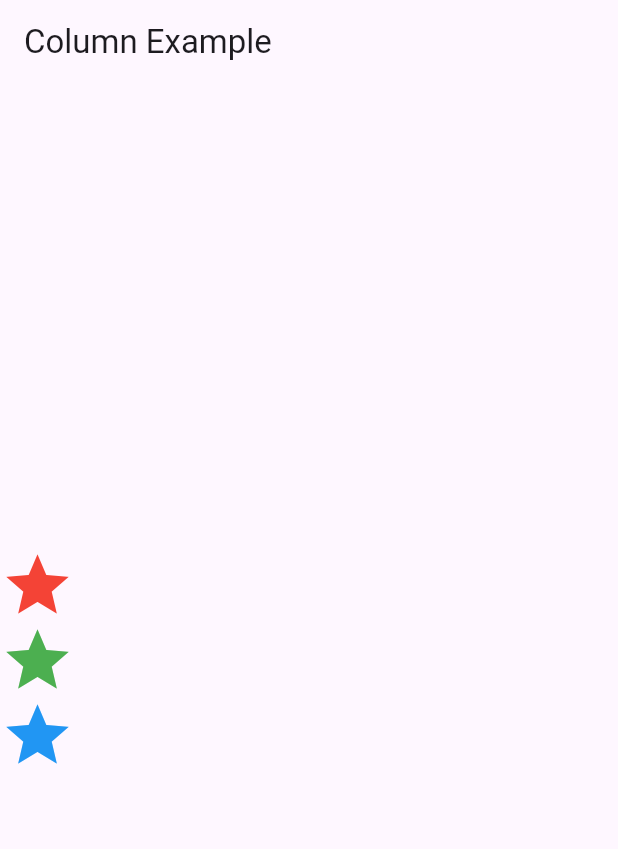
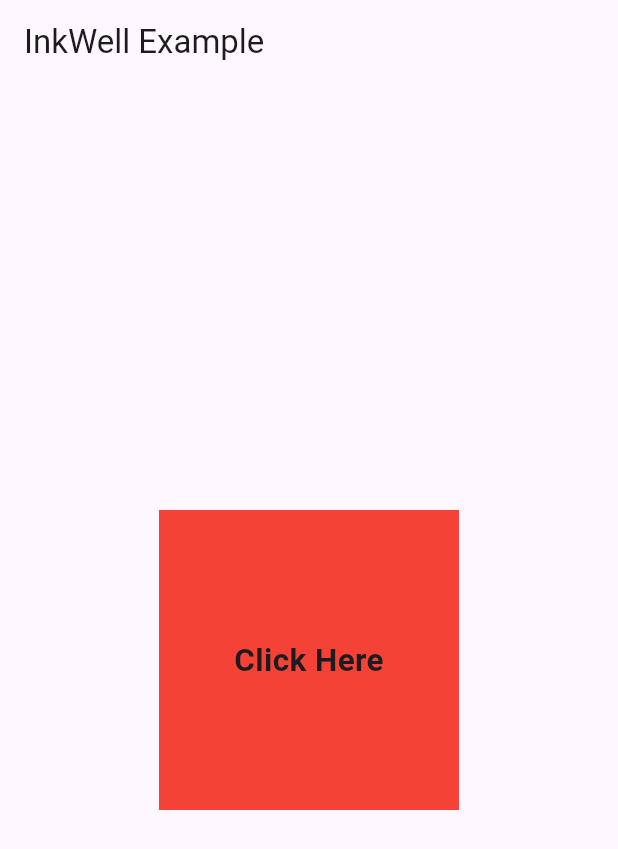
Before and after one commit to sazal11/Flutter_Basic, a Flutter app: the screen it shows after launch, on a phone screen of 412 x 824 dp. Shown: the top 849 px of the screen. Run offline on Flutter 3.47's test engine with Material 3 defaults, Android fonts, the phone set to English and light mode, and no system bars.

Commit message:
InkWell example one

```diff
--- a/lib/main.dart
+++ b/lib/main.dart
@@ -1,7 +1,9 @@
+import 'dart:async';
+
 import 'package:flutter/material.dart';
 
 void main() {
-  runApp(const ColumnExample2());
+  runApp(const InkWellExample1());
 }
 
 class MyApp extends StatelessWidget {
@@ -662,3 +664,76 @@ class ColumnExample2 extends StatelessWidget {
     );
   }
 }
+
+class NestedRowColumnExample extends StatelessWidget {
+  const NestedRowColumnExample({super.key});
+  @override
+  Widget build(BuildContext context) {
+    return MaterialApp(
+      home: Scaffold(
+        appBar: AppBar(title: Text('Nested Row and Column Example')),
+        body: Column(
+          children: <Widget>[
+            Row(
+              mainAxisAlignment: MainAxisAlignment.spaceEvenly,
+              children: <Widget>[
+                Icon(Icons.star, size: 50, color: Colors.red),
+                Icon(Icons.star, size: 50, color: Colors.green),
+                Icon(Icons.star, size: 50, color: Colors.blue),
+              ],
+            ),
+            Row(
+              mainAxisAlignment: MainAxisAlignment.spaceEvenly,
+              children: <Widget>[
+                Icon(Icons.circle, size: 50, color: Colors.orange),
+                Icon(Icons.circle, size: 50, color: Colors.purple),
+                Icon(Icons.circle, size: 50, color: Colors.yellow),
+              ],
+            ),
+          ],
+        ),
+      ),
+    );
+  }
+}
+
+class InkWellExample1 extends StatelessWidget {
+  const InkWellExample1({super.key});
+
+  @override
+  Widget build(BuildContext context) {
+    return MaterialApp(
+        home: Scaffold(
+            appBar: AppBar(title: Text('InkWell Example')),
+            body: Center(
+              child: InkWell(
+                onTap: () {
+                  print('Tapped on Container');
+                },
+                onDoubleTap: () {
+                  print('Double Tapped on Container');
+                },
+                onLongPress: () {
+                  print('Long Pressed  on Container');
+                },
+                child: Container(
+                  width: 200,
+                  height: 200,
+                  color: Colors.red,
+                  child: Center(
+                    child: InkWell(
+                      onTap: () {
+                        print("Text Widget Tapped");
+                      },
+                      child: Text(
+                        "Click Here",
+                        style: TextStyle(
+                            fontSize: 21, fontWeight: FontWeight.w700),
+                      ),
+                    ),
+                  ),
+                ),
+              ),
+            )));
+  }
+}
```
Also changed, not shown: pubspec.lock.
